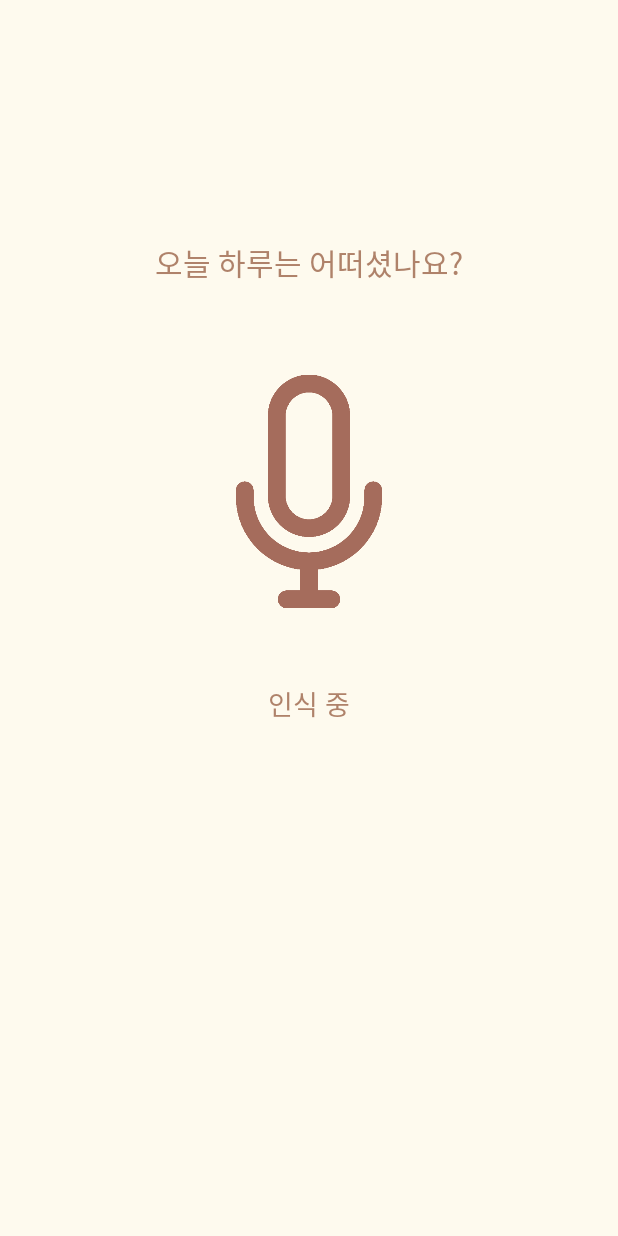
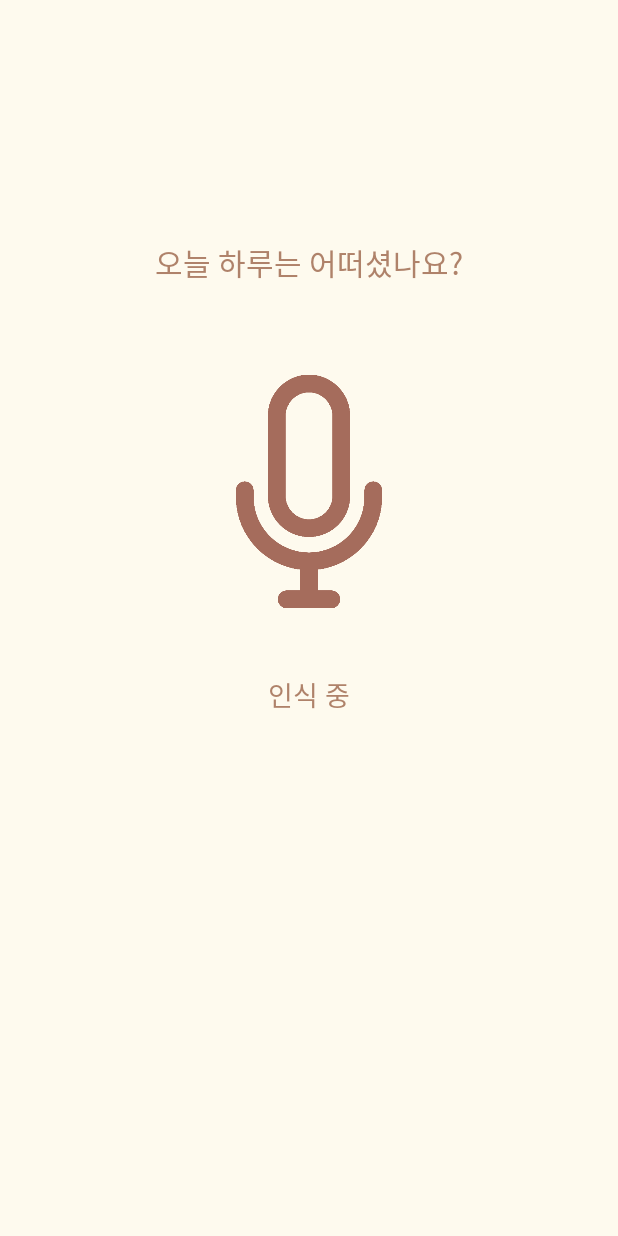
Before and after one commit to choyj0920/KonkukCafe, an Android app: the VoiceRecordingActivity screen opened directly, with no data from a screen before it, on a phone screen of 412 x 824 dp. Run offline under Robolectric (Android 15) with nearby library versions, the phone set to English and light mode, and no system bars.

Commit message:
LoadingActivity를 건너는 구조에서 자체 화면에서 progressbar를 이용하는 것으로 변경

```diff
--- a/app/src/main/res/layout/activity_voice_recording.xml
+++ b/app/src/main/res/layout/activity_voice_recording.xml
@@ -34,7 +34,7 @@
         android:id="@+id/voice_textView"
         android:layout_width="wrap_content"
         android:layout_height="wrap_content"
-        android:layout_marginTop="50dp"
+        android:layout_marginTop="44dp"
         android:fontFamily="@font/nanummyeongjobold"
         android:text="인식 중"
         android:textColor="@color/brown"
@@ -47,8 +47,9 @@
         android:id="@+id/voice_recordedText"
         android:layout_width="wrap_content"
         android:layout_height="30dp"
-        android:layout_marginTop="152dp"
+        android:layout_marginTop="200dp"
         app:layout_constraintEnd_toEndOf="parent"
+        app:layout_constraintHorizontal_bias="0.498"
         app:layout_constraintStart_toStartOf="parent"
         app:layout_constraintTop_toBottomOf="@+id/voice_icon" />
 
@@ -67,4 +68,16 @@
         app:layout_constraintHorizontal_bias="0.498"
         app:layout_constraintStart_toStartOf="parent"
         app:layout_constraintTop_toBottomOf="@+id/voice_recordedText" />
+
+    <ProgressBar
+        android:id="@+id/progressBar"
+        style="@style/Widget.AppCompat.ProgressBar"
+        android:visibility="invisible"
+        android:layout_width="wrap_content"
+        android:layout_height="40dp"
+        android:layout_marginTop="120dp"
+        app:layout_constraintEnd_toEndOf="parent"
+        app:layout_constraintHorizontal_bias="0.5"
+        app:layout_constraintStart_toStartOf="parent"
+        app:layout_constraintTop_toBottomOf="@+id/voice_icon" />
 </androidx.constraintlayout.widget.ConstraintLayout>
```
Also changed, not shown: app/src/main/java/com/kounkukcafe/kounkukcafe/FaceActivity.kt (+5 -2 lines), app/src/main/java/com/kounkukcafe/kounkukcafe/VoiceRecordingActivity.kt (+8 -2 lines), app/src/main/res/layout/activity_face.xml (+9 -0 lines).
